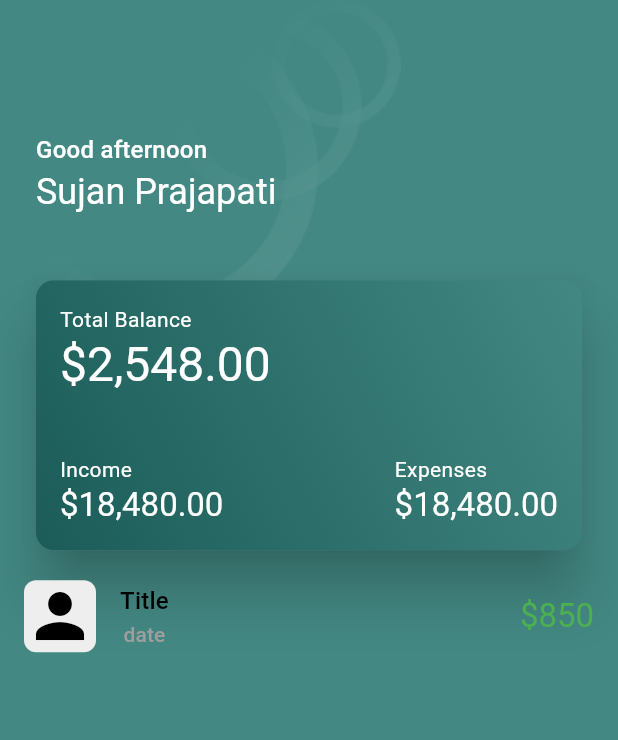
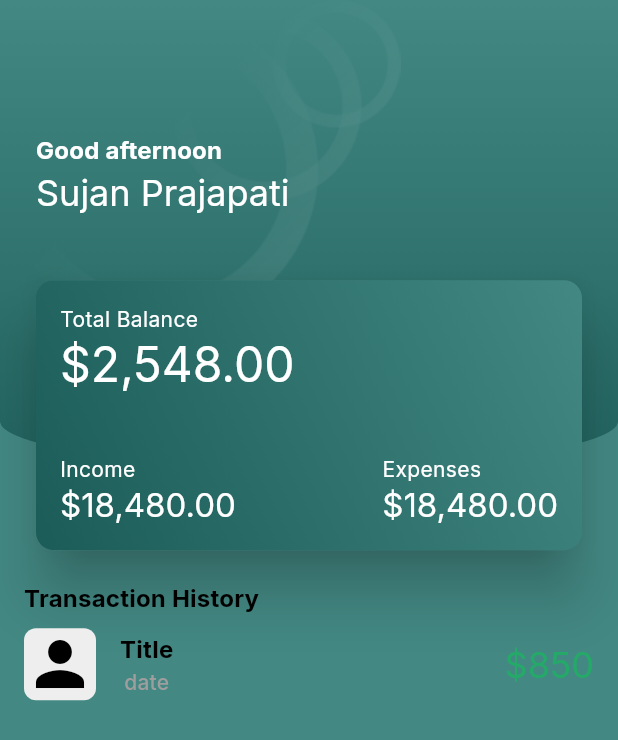
Before and after one commit to sujan6539/money_mate, a Flutter app: the screen it shows after launch, on a phone screen of 412 x 824 dp. Shown: the top 740 px of the screen. Run offline on Flutter 3.47's test engine with Material 2 defaults, Android fonts, the phone set to English and light mode, and no system bars; our stand-ins replace google_fonts.

Commit message:
updated theme

```diff
--- a/lib/screens/dashboard.dart
+++ b/lib/screens/dashboard.dart
@@ -1,20 +1,18 @@
 import 'package:flutter/material.dart';
 import 'package:money_mate/widgets/greetings.dart';
 
-import '../widgets/item_transaction.dart';
+import '../widgets/transaction_history.dart';
 
 class Dashboard extends StatelessWidget {
   const Dashboard({Key? key}) : super(key: key);
 
   @override
   Widget build(BuildContext context) {
-    return Column(
+    return const Column(
+      crossAxisAlignment: CrossAxisAlignment.start,
       children: [
         Greetings(),
-        ItemTransaction(
-          transactionDetails:
-              TransactionDetails(title: '', date: '', value: '', icon: ''),
-        )
+        TransactionHistory(),
       ],
     );
   }
--- a/lib/themes/colors.dart
+++ b/lib/themes/colors.dart
@@ -1,4 +1,5 @@
 import 'package:flutter/material.dart';
+import 'package:google_fonts/google_fonts.dart';
 
 class AppColors {
   static const Color primary = Color(0xFF438883);
@@ -6,18 +7,19 @@ class AppColors {
   static const Color onPrimary = Colors.white;
   static const Color secondary = Color(0xFF438883);
   static const Color onSecondary = Colors.white70;
-  static const Color background = Colors.white;
+  static const Color background = Color(0xFFE5E5E5);
   static const Color onBackground = Colors.black;
   static const Color error = Color(0xFFF95B51);
   static const Color onError = Colors.white;
   static const Color surface = Color(0xFF438883);
   static const Color onSurface = Colors.white;
+  static const Color dbBalanceColor = Color(0xFF25A969);
 
   ThemeData toTheme() {
     return ThemeData.from(
-      textTheme: toTextTheme(),
+        textTheme: toTextTheme(),
         colorScheme: const ColorScheme(
-            brightness: Brightness.light,
+            brightness: Brightness.dark,
             primary: primary,
             onPrimary: onPrimary,
             secondary: secondary,
@@ -31,41 +33,9 @@ class AppColors {
         useMaterial3: true);
   }
 
-  TextTheme toTextTheme(){
-    return const TextTheme(
-        displayLarge: TextStyle(
-            fontFamily:'Roboto'
-        ),
-      displayMedium: TextStyle(
-          fontFamily:'Roboto'
-      ),
-      displaySmall: TextStyle(
-          fontFamily:'Roboto'
-      ),
-      headlineLarge: TextStyle(
-          fontFamily:'Roboto'
-      ),
-      headlineMedium: TextStyle(
-          fontFamily:'Roboto'
-      ),
-      headlineSmall: TextStyle(
-          fontFamily:'Roboto'
-      ),
-      titleLarge: TextStyle(
-          fontFamily:'Roboto'
-      ),
-      titleMedium: TextStyle(
-          fontFamily:'Roboto'
-      ),
-      titleSmall: TextStyle(
-          fontFamily:'Roboto'
-      ),
-      labelLarge: TextStyle(
-          fontFamily:'Roboto'
-      ),
-      labelMedium: TextStyle(
-          fontFamily:'Roboto'
-      ),
-    );
+  TextTheme toTextTheme() {
+    return GoogleFonts.interTextTheme().copyWith(
+        titleMedium: GoogleFonts.inter()
+            .copyWith(color: Colors.black, fontWeight: FontWeight.bold));
   }
 }
--- a/lib/widgets/greetings.dart
+++ b/lib/widgets/greetings.dart
@@ -1,4 +1,5 @@
 import 'package:flutter/material.dart';
+import 'package:money_mate/themes/colors.dart';
 import 'package:money_mate/widgets/header.dart';
 import 'package:money_mate/widgets/summary_card.dart';
 
@@ -20,11 +21,15 @@ class Greetings extends StatelessWidget {
             Padding(padding: EdgeInsets.all($style.insets.lg)),
             Text(
               'Good afternoon',
-              style: Theme.of(context).textTheme.titleMedium,
+              style: Theme.of(context).textTheme.titleMedium?.copyWith(
+                color: AppColors.onSurface
+              ),
             ),
             Text(
               'Sujan Prajapati',
-              style: Theme.of(context).textTheme.headlineSmall,
+              style: Theme.of(context).textTheme.headlineSmall?.copyWith(
+                  color: AppColors.onSurface
+              ),
             )
           ],
         ),
--- a/lib/widgets/header.dart
+++ b/lib/widgets/header.dart
@@ -19,7 +19,11 @@ class Header extends StatelessWidget {
       child: ClipPath(
         clipper: GreetingsClipper(),
         child: Container(
-          color: AppColors.primary,
+          decoration: const BoxDecoration(
+              gradient: LinearGradient(
+                  colors: [AppColors.primaryDarker, AppColors.primary],
+                  begin: Alignment.bottomCenter,
+                  end: Alignment.topCenter)),
           foregroundDecoration: const BoxDecoration(
               image: DecorationImage(
                   image: AssetImage(
@@ -47,13 +51,13 @@ class GreetingsClipper extends CustomClipper<Path> {
     path.lineTo(size.width, 0);
     path.arcTo(
         Rect.fromPoints(
-          Offset(0, size.height - 160),
-          Offset(size.width, size.height - 80),
+          Offset(0, size.height - 120),
+          Offset(size.width, size.height - 60),
         ),
         0,
         pi,
         false);
-    path.lineTo(0, size.height - 160);
+    path.lineTo(0, size.height - 120);
     path.lineTo(0, 0);
     return path;
   }
--- a/lib/widgets/item_transaction.dart
+++ b/lib/widgets/item_transaction.dart
@@ -1,4 +1,6 @@
 import 'package:flutter/material.dart';
+
+import '../themes/colors.dart';
 
 class ItemTransaction extends StatelessWidget {
   final TransactionDetails transactionDetails;
@@ -8,9 +10,7 @@ class ItemTransaction extends StatelessWidget {
 
   @override
   Widget build(BuildContext context) {
-    return Padding(
-      padding: const EdgeInsets.all(16.0),
-      child: Row(
+    return Row(
       mainAxisSize: MainAxisSize.max,
       children: [
         Container(
@@ -47,11 +47,10 @@ class ItemTransaction extends StatelessWidget {
           "\$850",
           style: Theme.of(context)
               .textTheme
-                .titleLarge
-                ?.copyWith(color: Colors.green),
+              .headlineSmall
+              ?.copyWith(color: AppColors.dbBalanceColor),
         )
       ],
-      ),
     );
   }
 }
--- a/lib/widgets/summary_card.dart
+++ b/lib/widgets/summary_card.dart
@@ -28,10 +28,16 @@ class SummaryCard extends StatelessWidget {
             Column(
               crossAxisAlignment: CrossAxisAlignment.start,
               children: [
-                const Text("Total Balance"),
+                const Text(
+                  "Total Balance",
+                  style: TextStyle(color: AppColors.onSurface),
+                ),
                 Text(
                   '\$2,548.00',
-                  style: Theme.of(context).textTheme.headlineLarge,
+                  style: Theme.of(context)
+                      .textTheme
+                      .headlineLarge
+                      ?.copyWith(color: AppColors.onSurface),
                 ),
               ],
             ),
@@ -42,20 +48,32 @@ class SummaryCard extends StatelessWidget {
                 Column(
                   crossAxisAlignment: CrossAxisAlignment.start,
                   children: [
-                    const Text("Income"),
+                    const Text(
+                      "Income",
+                      style: TextStyle(color: AppColors.onSurface),
+                    ),
                     Text(
                       '\$18,480.00',
-                      style: Theme.of(context).textTheme.titleLarge,
+                      style: Theme.of(context)
+                          .textTheme
+                          .titleLarge
+                          ?.copyWith(color: AppColors.onSurface),
                     )
                   ],
                 ),
                 Column(
                   crossAxisAlignment: CrossAxisAlignment.start,
                   children: [
-                    const Text("Expenses"),
+                    const Text(
+                      "Expenses",
+                      style: TextStyle(color: AppColors.onSurface),
+                    ),
                     Text(
                       '\$18,480.00',
-                      style: Theme.of(context).textTheme.titleLarge,
+                      style: Theme.of(context)
+                          .textTheme
+                          .titleLarge
+                          ?.copyWith(color: AppColors.onSurface),
                     )
                   ],
                 )
--- /dev/null
+++ b/lib/widgets/transaction_history.dart
@@ -0,0 +1,28 @@
+import 'package:flutter/material.dart';
+
+import 'item_transaction.dart';
+
+class TransactionHistory extends StatelessWidget {
+  const TransactionHistory({Key? key}) : super(key: key);
+
+  @override
+  Widget build(BuildContext context) {
+    return ListView(
+      shrinkWrap: true,
+      padding: EdgeInsets.all(16),
+      children: [
+        Text(
+          "Transaction History",
+          style: Theme.of(context)
+              .textTheme
+              .titleMedium
+        ),
+        Padding(padding: EdgeInsets.all(4.0)),
+        ItemTransaction(
+          transactionDetails:
+              TransactionDetails(title: '', date: '', value: '', icon: ''),
+        )
+      ],
+    );
+  }
+}
--- a/pubspec.yaml
+++ b/pubspec.yaml
@@ -40,6 +40,8 @@ dependencies:
   cupertino_icons: ^1.0.2
   freezed_annotation: ^2.2.0
   json_annotation: ^4.8.1
+  google_fonts: ^4.0.4
+
 
 dev_dependencies:
   flutter_test:
```
Also changed, not shown: pubspec.lock. Lines whose indentation alone changed are shown as unchanged.
